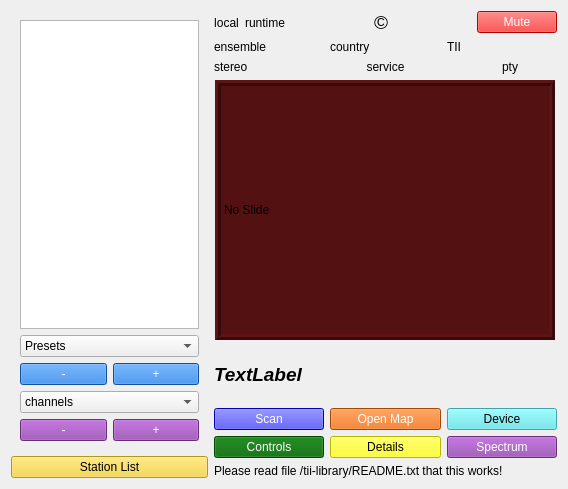
The window that forms/dabradio.ui (tomneda/DABstar) describes before a commit, drawn with Qt 5.
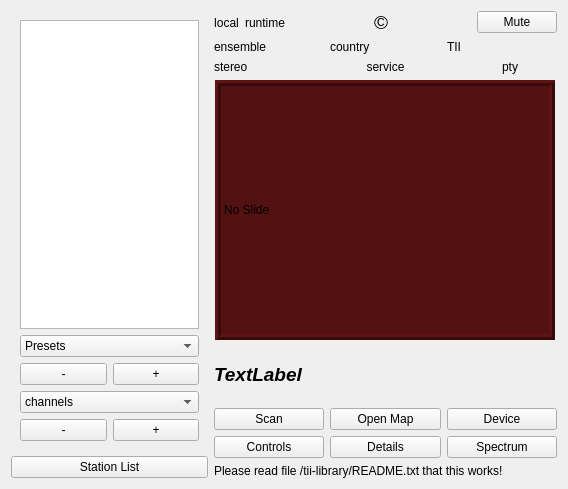
The same window after the commit. Custom widgets are drawn as their Qt base class.

Commit message: Provide more generic button style sheets

Patch:
```diff
--- a/forms/dabradio.ui
+++ b/forms/dabradio.ui
@@ -77,10 +77,6 @@
              <string>&lt;html&gt;&lt;head&gt;&lt;/head&gt;&lt;body&gt;
 &lt;p&gt;Select the previous service on the list of services&lt;br /&gt;(the previous one of the first element is the last element of the list).&lt;/p&gt;&lt;/body&gt;&lt;/html&gt;</string>
             </property>
-            <property name="styleSheet">
-             <string notr="true">background-color: rgb(28, 113, 216);
-color: rgb(255, 255, 255);</string>
-            </property>
             <property name="text">
              <string>-</string>
             </property>
@@ -91,10 +87,6 @@
             <property name="toolTip">
              <string>&lt;html&gt;&lt;head /&gt; &lt;body&gt;&lt;p&gt;Select the next service on the list of services &lt;br /&gt;(the next of the last element is the first element).&lt;/body&gt;&lt;/html&gt;</string>
             </property>
-            <property name="styleSheet">
-             <string notr="true">background-color: rgb(28, 113, 216);
-color: rgb(255, 255, 255);</string>
-            </property>
             <property name="text">
              <string>+</string>
             </property>
@@ -121,10 +113,6 @@
             <property name="toolTip">
              <string>Select the previous channel.</string>
             </property>
-            <property name="styleSheet">
-             <string notr="true">background-color: rgb(145, 65, 172);
-color: rgb(255, 255, 255);</string>
-            </property>
             <property name="text">
              <string>-</string>
             </property>
@@ -135,10 +123,6 @@
             <property name="toolTip">
              <string>Select the next channel of the list maintained in the channel selector.</string>
             </property>
-            <property name="styleSheet">
-             <string notr="true">background-color: rgb(145, 65, 172);
-color: rgb(255, 255, 255);</string>
-            </property>
             <property name="text">
              <string>+</string>
             </property>
@@ -154,9 +138,6 @@
        <property name="toolTip">
         <string>&lt;html&gt;&lt;head/&gt;&lt;body&gt;&lt;p&gt;The (name:channel) of each service found is stored in the history list. Selecting a service from this list is possible (but only makes sense if the (name:channel) is in reach of the decoder).&lt;/p&gt;&lt;p&gt;Clearing the list is by touching the right hand mouse click&lt;/p&gt;&lt;/body&gt;&lt;/html&gt;</string>
        </property>
-       <property name="styleSheet">
-        <string notr="true">background-color: rgb(246, 211, 45); color: black;</string>
-       </property>
        <property name="text">
         <string>Station List</string>
        </property>
@@ -240,10 +221,6 @@
            <height>0</height>
           </size>
          </property>
-         <property name="styleSheet">
-          <string notr="true">background-color: red; color: white
-</string>
-         </property>
          <property name="text">
           <string>Mute</string>
          </property>
@@ -405,9 +382,6 @@
          <property name="toolTip">
           <string>&lt;html&gt;&lt;head/&gt;&lt;body&gt;&lt;p&gt;Start or stop a scan. The scanMode can be selected in the configuration-control widget&lt;/p&gt;&lt;/body&gt;&lt;/html&gt;</string>
          </property>
-         <property name="styleSheet">
-          <string notr="true">background-color: blue; color: white</string>
-         </property>
          <property name="text">
           <string>Scan</string>
          </property>
@@ -418,9 +392,6 @@
          <property name="toolTip">
           <string>&lt;html&gt;&lt;head/&gt;&lt;body&gt;&lt;p&gt;Start (or stop) a simple webserver for showing a map on which the locations of the transmitters found are shown&lt;/p&gt;&lt;/body&gt;&lt;/html&gt;</string>
          </property>
-         <property name="styleSheet">
-          <string notr="true">background-color: rgb(230, 97, 0); color: white;</string>
-         </property>
          <property name="text">
           <string>Open Map</string>
          </property>
@@ -442,9 +413,6 @@
          <property name="toolTip">
           <string>&lt;html&gt;&lt;head/&gt;&lt;body&gt;&lt;p&gt;show or hide the widget for controlling the device.&lt;/p&gt;&lt;/body&gt;&lt;/html&gt;</string>
          </property>
-         <property name="styleSheet">
-          <string notr="true">background-color: rgb(87, 230, 236); color: black;</string>
-         </property>
          <property name="text">
           <string>Device</string>
          </property>
@@ -459,9 +427,6 @@
          <property name="toolTip">
           <string>&lt;html&gt;&lt;head/&gt;&lt;body&gt;&lt;p&gt;Hide or  show the configuration-control widget&lt;/p&gt;&lt;/body&gt;&lt;/html&gt;</string>
          </property>
-         <property name="styleSheet">
-          <string notr="true">background-color: darkgreen; color: white;</string>
-         </property>
          <property name="text">
           <string>Controls</string>
          </property>
@@ -472,9 +437,6 @@
          <property name="toolTip">
           <string>&lt;html&gt;&lt;head/&gt;&lt;body&gt;&lt;p&gt;Show or hide a widget showing details of the currently selected service&lt;/p&gt;&lt;/body&gt;&lt;/html&gt;</string>
          </property>
-         <property name="styleSheet">
-          <string notr="true">background-color: yellow; color: black</string>
-         </property>
          <property name="text">
           <string>Details</string>
          </property>
@@ -490,9 +452,6 @@
          <property name="toolTip">
           <string>&lt;html&gt;&lt;head/&gt;&lt;body&gt;&lt;p&gt;The spectrum and the constellation of the DAB signal is shown when pressing this button. &lt;br /&gt;&lt;br /&gt;Pressing it again will cause the spectrum and constellation to be invisible.&lt;/p&gt;&lt;/body&gt;&lt;/html&gt;</string>
          </property>
-         <property name="styleSheet">
-          <string notr="true">background-color: rgb(145, 65, 172); color: white;</string>
-         </property>
          <property name="text">
           <string>Spectrum</string>
          </property>
```
The commit also changes 3 other files.
